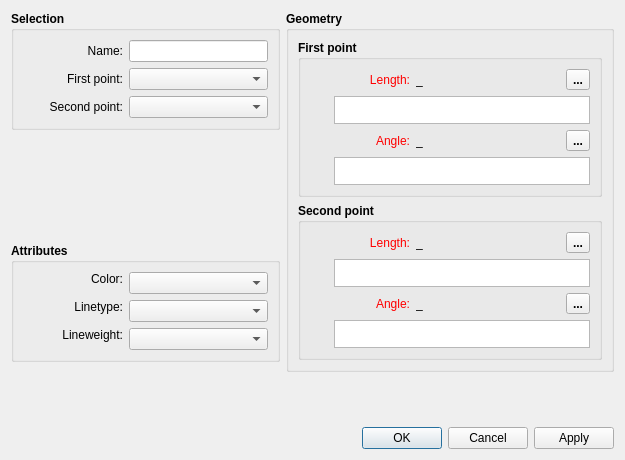
First picture: the form in src/libs/vtools/dialogs/tools/dialogspline.ui, repository FashionFreedom/Seamly2D, before the edit.
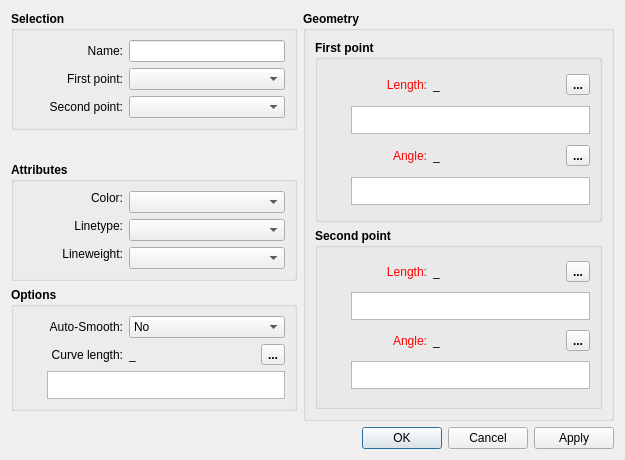
Second picture: the form after the edit. Icons and pictures are not drawn. Custom widgets are drawn as their Qt base class.

Commit message: feat: add Auto-Smooth and Curve Length UI to curve dialogs and property editor

The edit to the form file:
```diff
--- a/src/libs/vtools/dialogs/tools/dialogspline.ui
+++ b/src/libs/vtools/dialogs/tools/dialogspline.ui
@@ -412,6 +412,209 @@
          </layout>
         </widget>
        </item>
+       <item>
+        <widget class="QGroupBox" name="options_GroupBox">
+         <property name="font">
+          <font>
+           <pointsize>9</pointsize>
+           <bold>true</bold>
+          </font>
+         </property>
+         <property name="title">
+          <string>Options</string>
+         </property>
+         <layout class="QVBoxLayout" name="verticalLayout_opts">
+          <item>
+           <layout class="QHBoxLayout" name="hLayoutAutoSmooth">
+            <item>
+             <widget class="QLabel" name="labelAutoSmooth">
+              <property name="minimumSize">
+               <size>
+                <width>100</width>
+                <height>0</height>
+               </size>
+              </property>
+              <property name="font">
+               <font>
+                <pointsize>9</pointsize>
+                <bold>false</bold>
+               </font>
+              </property>
+              <property name="text">
+               <string>Auto-Smooth:</string>
+              </property>
+              <property name="alignment">
+               <set>Qt::AlignRight|Qt::AlignTrailing|Qt::AlignVCenter</set>
+              </property>
+             </widget>
+            </item>
+            <item>
+             <widget class="QComboBox" name="comboBoxAutoSmooth">
+              <property name="sizePolicy">
+               <sizepolicy hsizetype="Expanding" vsizetype="Fixed">
+                <horstretch>0</horstretch>
+                <verstretch>0</verstretch>
+               </sizepolicy>
+              </property>
+              <property name="font">
+               <font>
+                <pointsize>9</pointsize>
+                <bold>false</bold>
+               </font>
+              </property>
+              <item>
+               <property name="text">
+                <string>No</string>
+               </property>
+              </item>
+              <item>
+               <property name="text">
+                <string>Yes</string>
+               </property>
+              </item>
+             </widget>
+            </item>
+           </layout>
+          </item>
+          <item>
+           <layout class="QHBoxLayout" name="hLayoutCurveLenLabel">
+            <item>
+             <widget class="QLabel" name="labelEditCurveLength">
+              <property name="minimumSize">
+               <size>
+                <width>100</width>
+                <height>0</height>
+               </size>
+              </property>
+              <property name="font">
+               <font>
+                <pointsize>9</pointsize>
+                <bold>false</bold>
+               </font>
+              </property>
+              <property name="text">
+               <string>Curve length:</string>
+              </property>
+              <property name="alignment">
+               <set>Qt::AlignRight|Qt::AlignTrailing|Qt::AlignVCenter</set>
+              </property>
+             </widget>
+            </item>
+            <item>
+             <widget class="QLabel" name="labelResultCurveLength">
+              <property name="minimumSize">
+               <size>
+                <width>85</width>
+                <height>0</height>
+               </size>
+              </property>
+              <property name="font">
+               <font>
+                <pointsize>9</pointsize>
+                <bold>false</bold>
+               </font>
+              </property>
+              <property name="text">
+               <string notr="true">_</string>
+              </property>
+             </widget>
+            </item>
+            <item>
+             <spacer name="hSpacerCurveLen">
+              <property name="orientation">
+               <enum>Qt::Horizontal</enum>
+              </property>
+              <property name="sizeHint" stdset="0">
+               <size>
+                <width>10</width>
+                <height>20</height>
+               </size>
+              </property>
+             </spacer>
+            </item>
+            <item>
+             <widget class="QToolButton" name="toolButtonExprCurveLength">
+              <property name="toolTip">
+               <string>Formula wizard</string>
+              </property>
+              <property name="text">
+               <string notr="true">...</string>
+              </property>
+              <property name="icon">
+               <iconset resource="../../../vmisc/share/resources/icon.qrc">
+                <normaloff>:/icon/24x24/fx.png</normaloff>:/icon/24x24/fx.png</iconset>
+              </property>
+              <property name="iconSize">
+               <size>
+                <width>24</width>
+                <height>24</height>
+               </size>
+              </property>
+             </widget>
+            </item>
+           </layout>
+          </item>
+          <item>
+           <layout class="QHBoxLayout" name="hLayoutCurveLenEdit">
+            <item>
+             <widget class="QPushButton" name="pushButtonGrowCurveLength">
+              <property name="maximumSize">
+               <size>
+                <width>18</width>
+                <height>18</height>
+               </size>
+              </property>
+              <property name="text">
+               <string notr="true"/>
+              </property>
+              <property name="icon">
+               <iconset theme="go-down">
+                <normaloff>.</normaloff>.</iconset>
+              </property>
+              <property name="iconSize">
+               <size>
+                <width>16</width>
+                <height>16</height>
+               </size>
+              </property>
+              <property name="flat">
+               <bool>true</bool>
+              </property>
+             </widget>
+            </item>
+            <item>
+             <widget class="QPlainTextEdit" name="plainTextEditCurveLength">
+              <property name="sizePolicy">
+               <sizepolicy hsizetype="Expanding" vsizetype="Preferred">
+                <horstretch>0</horstretch>
+                <verstretch>0</verstretch>
+               </sizepolicy>
+              </property>
+              <property name="maximumSize">
+               <size>
+                <width>16777215</width>
+                <height>28</height>
+               </size>
+              </property>
+              <property name="font">
+               <font>
+                <pointsize>9</pointsize>
+                <bold>false</bold>
+               </font>
+              </property>
+              <property name="tabChangesFocus">
+               <bool>true</bool>
+              </property>
+              <property name="toolTip">
+               <string>Curve arc length formula (applied if filled)</string>
+              </property>
+             </widget>
+            </item>
+           </layout>
+          </item>
+         </layout>
+        </widget>
+       </item>
       </layout>
      </item>
      <item>
```
The commit also changes 9 other files.
